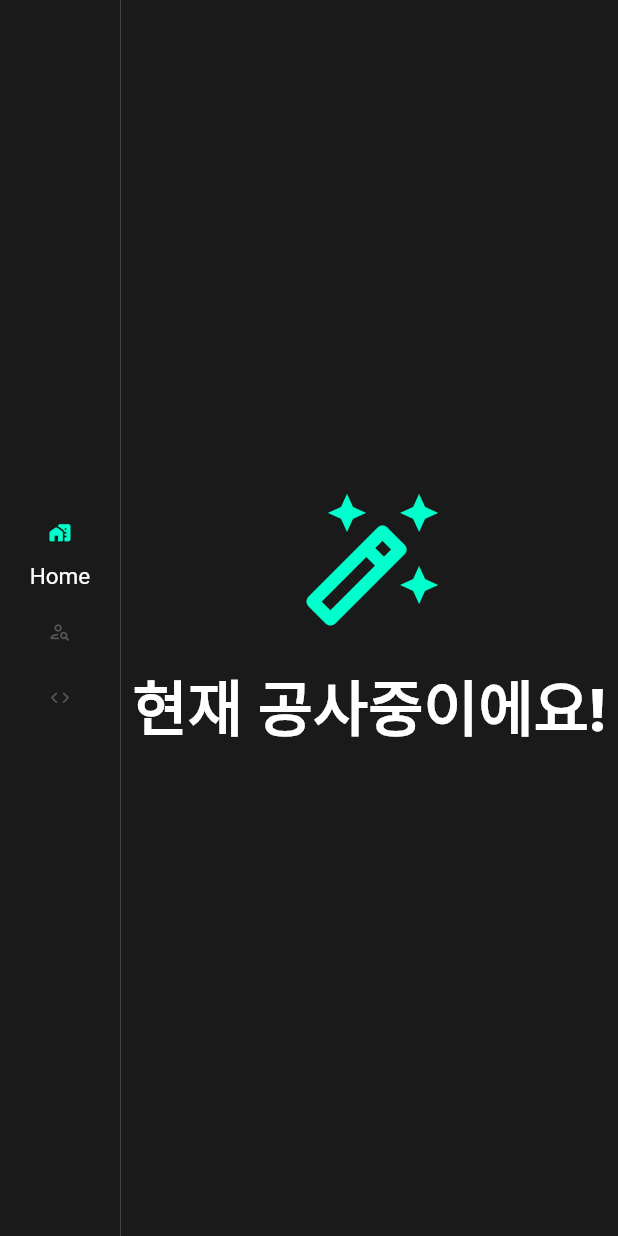
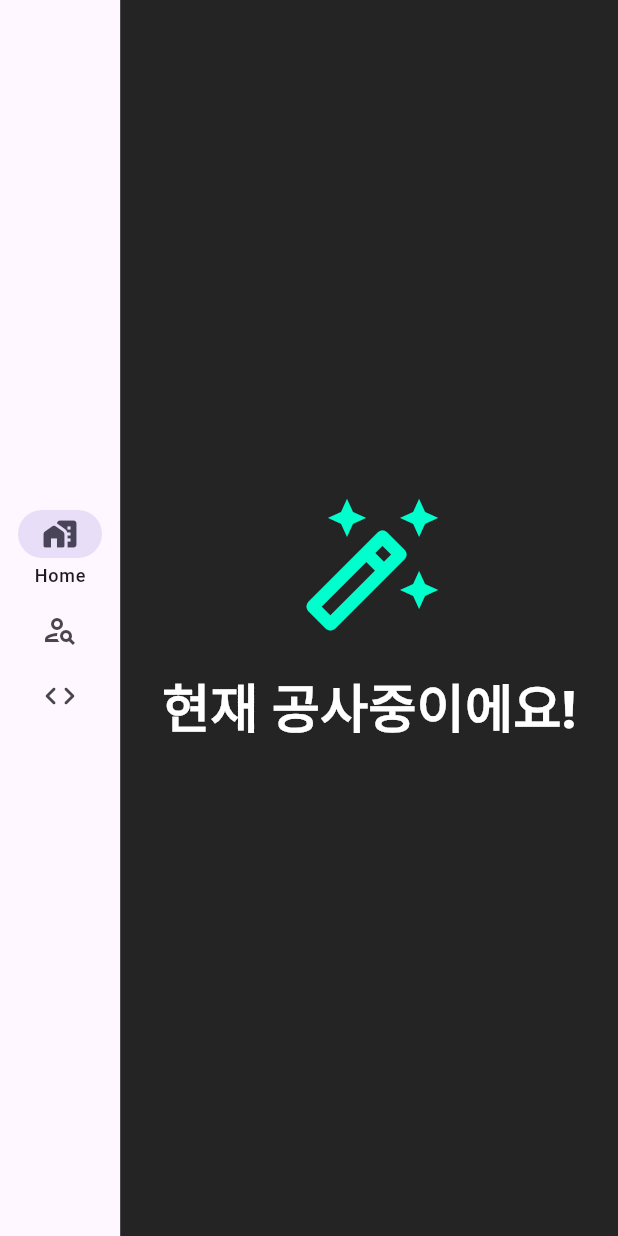
Before and after one commit to C0routine/C0routine.github.io, a Flutter app: the RootScreen screen opened by its route, after a tap on "Home", on a phone screen of 412 x 824 dp. Run offline on Flutter 3.47's test engine with Material 2 defaults, Android fonts, the phone set to English and light mode, and no system bars; our stand-ins replace go_router.

Commit message:
fix/초기구조 변경

```diff
--- a/lib/blog_app.dart
+++ /dev/null
@@ -1,35 +0,0 @@
-import 'package:flutter/material.dart';
-import 'package:provider/provider.dart';
-
-import 'package:blog/utils/router.dart';
-import 'package:blog/utils/app_theme.dart';
-import 'package:blog/viewmodel/provider/responsive_vm.dart';
-
-class BlogApp extends StatefulWidget {
-  const BlogApp({Key? key}) : super(key: key);
-
-  @override
-  State<BlogApp> createState() => _BlogApp();
-}
-
-class _BlogApp extends State<BlogApp> {
-  @override
-  Widget build(BuildContext context) {
-    final responsiveVM = context.read<ResponsiveVM>();
-
-    return LayoutBuilder(
-      builder: (BuildContext context, BoxConstraints constraints) {
-        responsiveVM.extendChange(constraints.maxWidth);
-        print('${constraints.maxWidth} ${constraints.maxHeight}');
-        return MaterialApp.router(
-          /// TODO Support DarkTheme LightTheme
-          theme: AppTheme.responsive(responsiveVM.extend),
-
-          routerConfig: router,
-
-          debugShowCheckedModeBanner: false,
-        );
-      },
-    );
-  }
-}
--- a/lib/utils/app_color.dart
+++ b/lib/utils/app_color.dart
@@ -3,7 +3,7 @@ import 'package:flutter/material.dart';
 class AppColor {
   static const Color white = Color(0xFFFFFFFF);
 
-  static const Color background = Color(0xFF1A1A1A);
+  static const Color background = Color(0xFF252424);
   static const Color backgroundSub = Color(0xFF292929);
   static const Color disable = Color(0xFF555555);
   static const Color accent = Color(0xFF00FFCC);
--- a/lib/utils/app_theme.dart
+++ b/lib/utils/app_theme.dart
@@ -2,61 +2,31 @@ import 'package:flutter/material.dart';
 
 import 'package:blog/utils/app_color.dart';
 
-// TODO Mobile 환경 size 재조정 필요
 class AppTheme {
-  static ThemeData responsive(bool isExtend) {
+  static ThemeData theme() {
     return ThemeData(
       useMaterial3: true,
-      textTheme: isExtend ? desktopTextTheme : mobileTextTheme,
+      textTheme: textTheme,
       scaffoldBackgroundColor: AppColor.background,
-      navigationRailTheme: NavigationRailThemeData(
-        useIndicator: true,
-        indicatorColor: Colors.transparent,
-        backgroundColor: AppColor.background,
-        selectedLabelTextStyle: isExtend ? desktopTextTheme.titleSmall : mobileTextTheme.bodyMedium,
-        selectedIconTheme: IconThemeData(color: AppColor.accent, size: isExtend ? 25 : 15),
-        unselectedIconTheme: IconThemeData(color: AppColor.disable, size: isExtend ? 22 : 15),
-      ),
     );
   }
 
-  static const TextTheme desktopTextTheme = TextTheme(
+  static const TextTheme textTheme = TextTheme(
     // UI Text
     titleLarge: TextStyle(
-      fontSize: 48,
+      fontSize: 35,
       color: AppColor.text,
       fontWeight: FontWeight.w900,
     ),
     // 소제목
     titleSmall: TextStyle(
-      fontSize: 23,
+      fontSize: 25,
       color: AppColor.text,
       fontWeight: FontWeight.w700,
     ),
     // 일반 크기
     bodyMedium: TextStyle(
-      fontSize: 15,
-      color: AppColor.text,
-      fontWeight: FontWeight.w400,
-    ),
-  );
-
-  static const TextTheme mobileTextTheme = TextTheme(
-    // UI Text
-    titleLarge: TextStyle(
-      fontSize: 40,
-      color: AppColor.text,
-      fontWeight: FontWeight.w900,
-    ),
-    // 소제목
-    titleSmall: TextStyle(
-      fontSize: 18,
-      color: AppColor.text,
-      fontWeight: FontWeight.w700,
-    ),
-    // 일반 크기
-    bodyMedium: TextStyle(
-      fontSize: 15,
+      fontSize: 20,
       color: AppColor.text,
       fontWeight: FontWeight.w400,
     ),
--- a/lib/utils/router.dart
+++ b/lib/utils/router.dart
@@ -1,10 +1,18 @@
 import 'package:go_router/go_router.dart';
 
+import 'package:blog/view/screens/portfolio/portfolio.dart';
 import 'package:blog/view/screens/root_screen.dart';
 
-final GoRouter router = GoRouter(initialLocation: '/', routes: [
-  GoRoute(
-    path: '/',
-    builder: (context, state) => const RootScreen(),
-  ),
-]);
+final GoRouter router = GoRouter(
+  initialLocation: '/portfolio',
+  routes: [
+    GoRoute(
+      path: '/portfolio',
+      builder: (context, state) => const Portfolio(),
+    ),
+    GoRoute(
+      path: '/',
+      builder: (context, state) => const RootScreen(),
+    ),
+  ],
+);
--- a/lib/viewmodel/provider/responsive_vm.dart
+++ /dev/null
@@ -1,21 +0,0 @@
-import 'package:flutter/material.dart';
-
-/// Responsive app, mobile, desktop mode 인지 확인하기 위한 View Model
-/// [_extend] true = Desktop, false = Mobile
-class ResponsiveVM extends ChangeNotifier {
-  bool _extend = false;
-
-  bool get extend => _extend;
-
-  // current maxWidth 를 통해서 desktop, mobile 분기
-  extendChange(double maxWidth) {
-    bool isExtend = maxWidth > 600;
-
-    if (isExtend == _extend) {
-      return;
-    }
-
-    print(isExtend ? 'Desktop Mode' : 'Mobile Mode');
-    _extend = isExtend;
-  }
-}
--- a/pubspec.yaml
+++ b/pubspec.yaml
@@ -35,9 +35,7 @@ dependencies:
   # The following adds the Cupertino Icons font to your application.
   # Use with the CupertinoIcons class for iOS style icons.
   cupertino_icons: ^1.0.2
-  go_router: ^7.1.1
-  provider: ^6.0.5
-  smooth_page_indicator: ^1.1.0
+  go_router: ^9.0.0
 
 dev_dependencies:
   flutter_test:
```
Also changed, not shown: lib/main.dart (+21 -11 lines), lib/utils/screen_case.dart (added, +27 -0 lines), lib/view/screens/portfolio/portfolio.dart (added, +26 -0 lines), lib/view/widgets/global/navigation_header.dart (added, +46 -0 lines), pubspec.lock.
